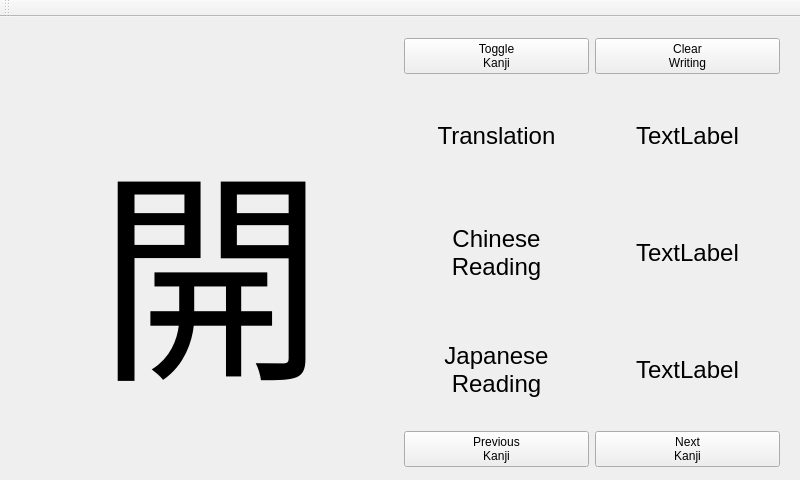
First picture: the form in mainwindow.ui, repository rurounijones/kanren, before the edit.
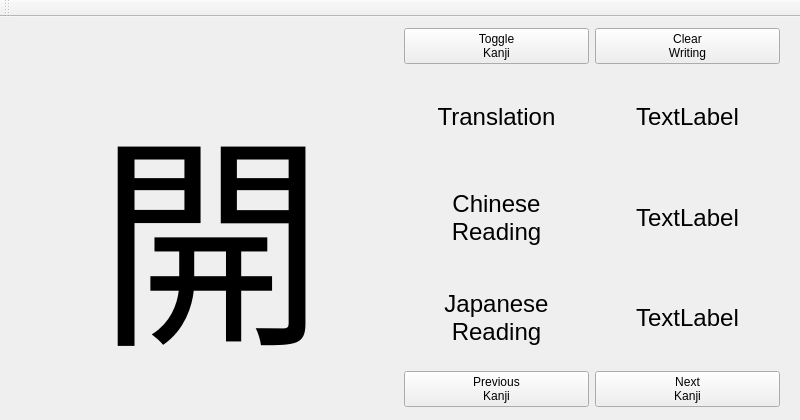
Second picture: the form after the edit. Custom widgets are drawn as their Qt base class.

Commit message: Moved the Kanji positioning and added the Makefile to .gitignore

Patch:
```diff
--- a/mainwindow.ui
+++ b/mainwindow.ui
@@ -7,7 +7,7 @@
     <x>0</x>
     <y>0</y>
     <width>800</width>
-    <height>480</height>
+    <height>420</height>
    </rect>
   </property>
   <property name="sizePolicy">
@@ -27,9 +27,9 @@
     <property name="geometry">
      <rect>
       <x>10</x>
-      <y>10</y>
+      <y>0</y>
       <width>781</width>
-      <height>451</height>
+      <height>401</height>
      </rect>
     </property>
     <layout class="QHBoxLayout" name="horizontalLayout_3">
@@ -48,9 +48,9 @@
         <property name="geometry">
          <rect>
           <x>0</x>
-          <y>10</y>
+          <y>0</y>
           <width>380</width>
-          <height>431</height>
+          <height>401</height>
          </rect>
         </property>
         <property name="sizePolicy">
```
The commit also changes 1 other file.
